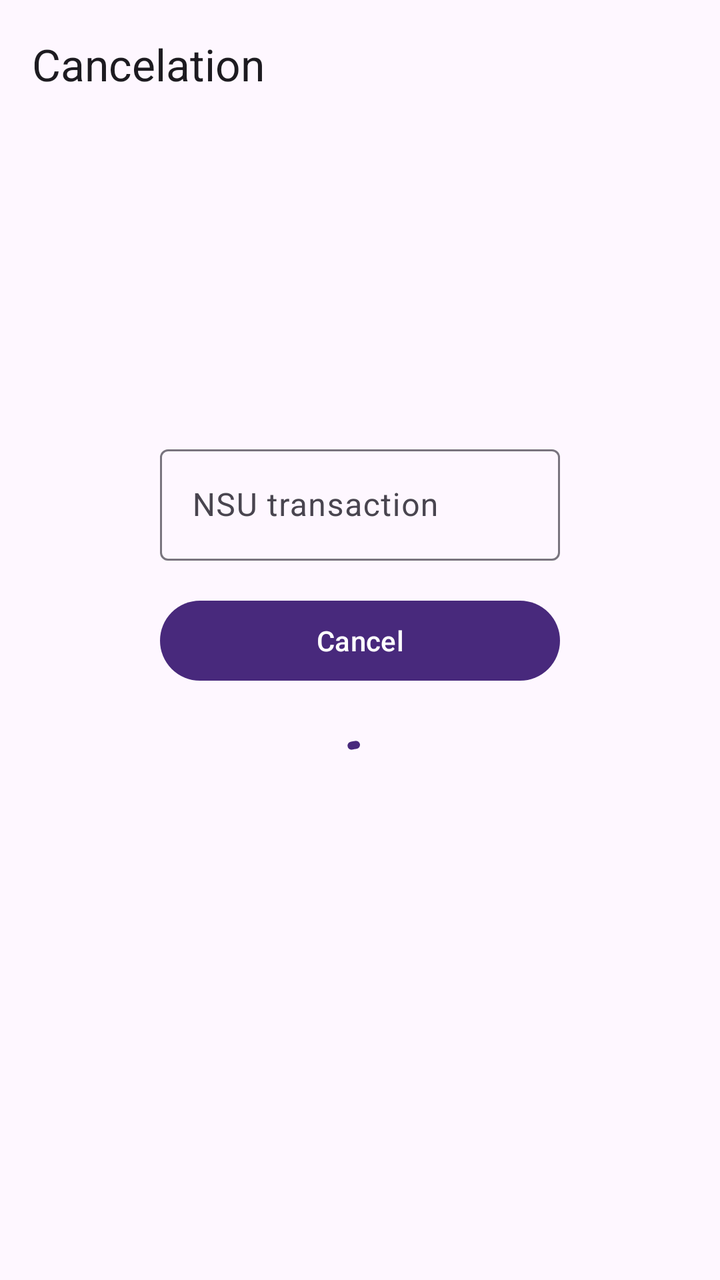
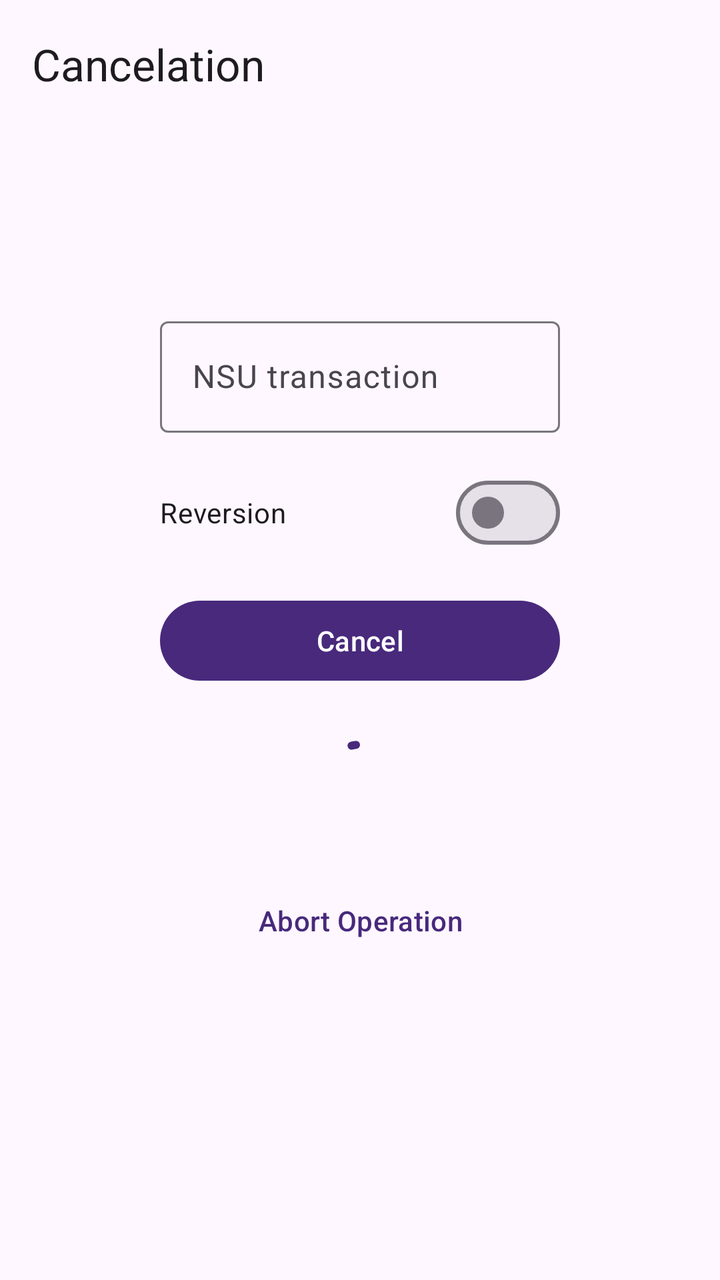

Compare the two renders of this Android layout. The source of the first and the diff that turns it into the second are given below.
<!-- AndroidManifest.xml: activity theme Theme.PaymentExample -->
<!-- res/layout/activity_cancelation.xml -->
<?xml version="1.0" encoding="utf-8"?>
<androidx.coordinatorlayout.widget.CoordinatorLayout xmlns:android="http://schemas.android.com/apk/res/android"
    xmlns:app="http://schemas.android.com/apk/res-auto"
    xmlns:tools="http://schemas.android.com/tools"
    android:layout_width="match_parent"
    android:layout_height="match_parent"
    android:fitsSystemWindows="true"
    tools:context=".CancelationActivity">

    <com.google.android.material.appbar.AppBarLayout
        android:layout_width="match_parent"
        android:layout_height="wrap_content"
        android:fitsSystemWindows="true">

        <com.google.android.material.appbar.MaterialToolbar
            android:id="@+id/toolbar"
            android:layout_width="match_parent"
            android:layout_height="?attr/actionBarSize"
            app:title="@string/cancelationActivityTitle" />

    </com.google.android.material.appbar.AppBarLayout>

    <androidx.constraintlayout.widget.ConstraintLayout
        android:layout_width="wrap_content"
        android:layout_height="wrap_content"
        android:layout_gravity="center">

        <LinearLayout
            android:id="@+id/linearLayout"
            android:layout_width="wrap_content"
            android:layout_height="wrap_content"
            android:layout_centerInParent="true"
            android:orientation="vertical"
            tools:ignore="MissingConstraints">

            <com.google.android.material.textfield.TextInputLayout
                android:layout_width="wrap_content"
                android:layout_height="wrap_content">

                <com.google.android.material.textfield.TextInputEditText
                    android:id="@+id/nsuTransactionEditText"
                    android:layout_width="200dp"
                    android:layout_height="wrap_content"
                    android:hint="@string/nsuTransactionText"
                    android:inputType="number" />

            </com.google.android.material.textfield.TextInputLayout>

            <com.google.android.material.button.MaterialButton
                android:id="@+id/cancelButton"
                style="@style/Widget.Material3.Button"
                android:layout_width="match_parent"
                android:layout_height="wrap_content"
                android:layout_marginTop="16dp"
                android:text="@string/cancelButtonText" />

            <com.google.android.material.progressindicator.CircularProgressIndicator
                android:id="@+id/progressBar"
                android:layout_width="wrap_content"
                android:layout_height="wrap_content"
                android:layout_gravity="center"
                android:indeterminate="true"
                android:layout_marginTop="16dp"
                app:indicatorColor="?attr/colorPrimary"
                app:indicatorInset="10dp"
                app:layout_constraintEnd_toEndOf="parent"
                app:layout_constraintStart_toStartOf="parent"
                app:trackColor="?attr/colorPrimaryVariant"
                />

        </LinearLayout>

    </androidx.constraintlayout.widget.ConstraintLayout>

</androidx.coordinatorlayout.widget.CoordinatorLayout>
<!-- resources referenced by this layout -->
<resources>
  <string name="cancelButtonText">Cancel</string>
  <string name="cancelationActivityTitle">Cancelation</string>
  <string name="nsuTransactionText">NSU transaction</string>
  <style name="Theme.PaymentExample" parent="Base.Theme.PaymentExample" />
  <style name="Base.Theme.PaymentExample" parent="Theme.Material3.DayNight.NoActionBar">
          
          <item name="colorPrimary">@color/primaryColor</item>
      </style>
  <color name="primaryColor">#FF48297c</color>
</resources>

<!-- the commit's change to res/layout/activity_cancelation.xml (unified diff, before → after) -->
@@ -7,69 +7,117 @@
     android:fitsSystemWindows="true"
     tools:context=".CancelationActivity">
 
-    <com.google.android.material.appbar.AppBarLayout
-        android:layout_width="match_parent"
-        android:layout_height="wrap_content"
-        android:fitsSystemWindows="true">
+<com.google.android.material.appbar.AppBarLayout
+    android:layout_width="match_parent"
+    android:layout_height="wrap_content"
+    android:fitsSystemWindows="true">
 
-        <com.google.android.material.appbar.MaterialToolbar
-            android:id="@+id/toolbar"
-            android:layout_width="match_parent"
-            android:layout_height="?attr/actionBarSize"
-            app:title="@string/cancelationActivityTitle" />
+<com.google.android.material.appbar.MaterialToolbar
+    android:id="@+id/toolbar"
+    android:layout_width="match_parent"
+    android:layout_height="?attr/actionBarSize"
+    app:title="@string/cancelationActivityTitle" />
 
     </com.google.android.material.appbar.AppBarLayout>
+
+    <ScrollView
+        xmlns:android="http://schemas.android.com/apk/res/android"
+        android:layout_width="match_parent"
+        android:layout_height="match_parent">
 
     <androidx.constraintlayout.widget.ConstraintLayout
         android:layout_width="wrap_content"
         android:layout_height="wrap_content"
         android:layout_gravity="center">
 
-        <LinearLayout
-            android:id="@+id/linearLayout"
-            android:layout_width="wrap_content"
-            android:layout_height="wrap_content"
-            android:layout_centerInParent="true"
-            android:orientation="vertical"
-            tools:ignore="MissingConstraints">
+    <LinearLayout
+        android:id="@+id/linearLayout"
+        android:layout_width="wrap_content"
+        android:layout_height="wrap_content"
+        android:layout_centerInParent="true"
+        android:orientation="vertical"
+        tools:ignore="MissingConstraints">
 
-            <com.google.android.material.textfield.TextInputLayout
-                android:layout_width="wrap_content"
-                android:layout_height="wrap_content">
+    <com.google.android.material.textfield.TextInputLayout
+        android:layout_width="wrap_content"
+        android:layout_height="wrap_content">
 
-                <com.google.android.material.textfield.TextInputEditText
-                    android:id="@+id/nsuTransactionEditText"
-                    android:layout_width="200dp"
+    <com.google.android.material.textfield.TextInputEditText
+        android:id="@+id/nsuTransactionEditText"
+        android:layout_width="200dp"
+        android:layout_height="wrap_content"
+        android:hint="@string/nsuTransactionText"
+        android:inputType="number" />
+
+</com.google.android.material.textfield.TextInputLayout>
+
+<com.google.android.material.materialswitch.MaterialSwitch
+    android:id="@+id/partialCancelSwitch"
+    android:layout_width="match_parent"
+    android:layout_height="wrap_content"
+    android:layout_marginTop="16dp"
+    android:checked="false"
+    android:visibility="gone"
+    android:text="@string/parcialCancelText" />
+
+<com.google.android.material.textfield.TextInputLayout
+    android:id="@+id/partialAmountTextField"
+    android:layout_width="match_parent"
+    android:layout_height="wrap_content"
+    android:layout_marginTop="16dp"
+    android:visibility="gone"
+    android:hint="@string/partialAmountText"
+    tools:ignore="MissingConstraints">
+
+<com.google.android.material.textfield.TextInputEditText
+    android:layout_width="match_parent"
+    android:layout_height="wrap_content"
+    android:inputType="numberDecimal" />
+                </com.google.android.material.textfield.TextInputLayout>
+
+
+                <com.google.android.material.materialswitch.MaterialSwitch
+                    android:id="@+id/reversionSwitch"
+                    android:layout_width="match_parent"
                     android:layout_height="wrap_content"
-                    android:hint="@string/nsuTransactionText"
-                    android:inputType="number" />
+                    android:layout_marginTop="16dp"
+                    android:checked="false"
+                    android:text="@string/reversionText" />
 
-            </com.google.android.material.textfield.TextInputLayout>
+                <com.google.android.material.button.MaterialButton
+                    android:id="@+id/cancelButton"
+                    style="@style/Widget.Material3.Button"
+                    android:layout_width="match_parent"
+                    android:layout_height="wrap_content"
+                    android:layout_marginTop="16dp"
+                    android:text="@string/cancelButtonText" />
 
-            <com.google.android.material.button.MaterialButton
-                android:id="@+id/cancelButton"
-                style="@style/Widget.Material3.Button"
-                android:layout_width="match_parent"
-                android:layout_height="wrap_content"
-                android:layout_marginTop="16dp"
-                android:text="@string/cancelButtonText" />
+                <com.google.android.material.progressindicator.CircularProgressIndicator
+                    android:id="@+id/progressBar"
+                    android:layout_width="wrap_content"
+                    android:layout_height="wrap_content"
+                    android:layout_gravity="center"
+                    android:indeterminate="true"
+                    android:layout_marginTop="16dp"
+                    app:indicatorColor="?attr/colorPrimary"
+                    app:indicatorInset="10dp"
+                    app:layout_constraintEnd_toEndOf="parent"
+                    app:layout_constraintStart_toStartOf="parent"
+                    app:trackColor="?attr/colorPrimaryVariant"
+                    />
 
-            <com.google.android.material.progressindicator.CircularProgressIndicator
-                android:id="@+id/progressBar"
-                android:layout_width="wrap_content"
-                android:layout_height="wrap_content"
-                android:layout_gravity="center"
-                android:indeterminate="true"
-                android:layout_marginTop="16dp"
-                app:indicatorColor="?attr/colorPrimary"
-                app:indicatorInset="10dp"
-                app:layout_constraintEnd_toEndOf="parent"
-                app:layout_constraintStart_toStartOf="parent"
-                app:trackColor="?attr/colorPrimaryVariant"
-                />
+                <com.google.android.material.button.MaterialButton
+                    android:id="@+id/abortOperationButton"
+                    style="@style/Widget.Material3.Button.TextButton"
+                    android:layout_width="match_parent"
+                    android:layout_height="wrap_content"
+                    android:layout_marginTop="16dp"
+                    android:text="@string/abortOperationButtonText" />
 
-        </LinearLayout>
 
-    </androidx.constraintlayout.widget.ConstraintLayout>
+            </LinearLayout>
+
+        </androidx.constraintlayout.widget.ConstraintLayout>
+    </ScrollView>
 
 </androidx.coordinatorlayout.widget.CoordinatorLayout>
<!-- resource entries referenced after the edit -->
@@ -1,8 +1,12 @@
 <!-- resources referenced by this layout -->
 <resources>
+  <string name="abortOperationButtonText">Abort Operation</string>
   <string name="cancelButtonText">Cancel</string>
   <string name="cancelationActivityTitle">Cancelation</string>
   <string name="nsuTransactionText">NSU transaction</string>
+  <string name="parcialCancelText">Partial Cancel</string>
+  <string name="partialAmountText">Partial Amount</string>
+  <string name="reversionText">Reversion</string>
   <style name="Theme.PaymentExample" parent="Base.Theme.PaymentExample" />
   <style name="Base.Theme.PaymentExample" parent="Theme.Material3.DayNight.NoActionBar">
           
